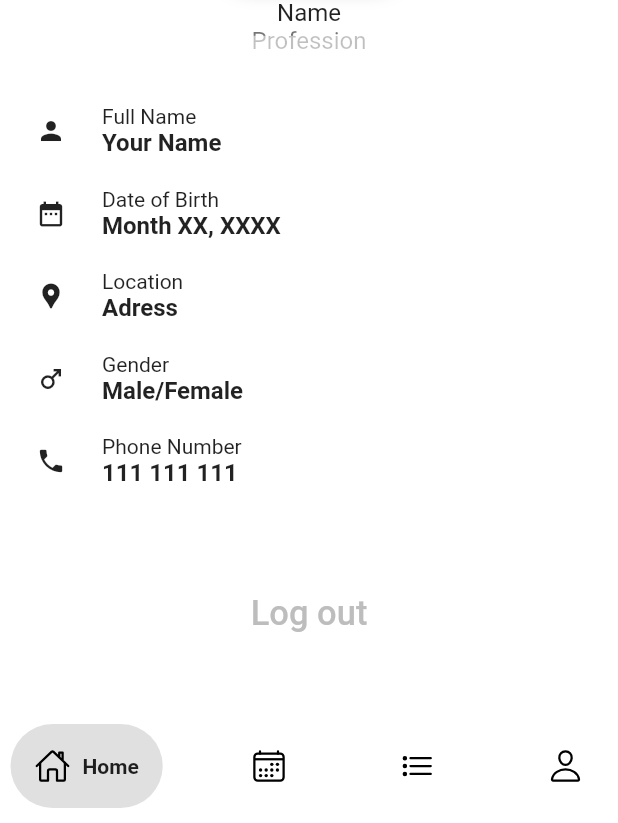
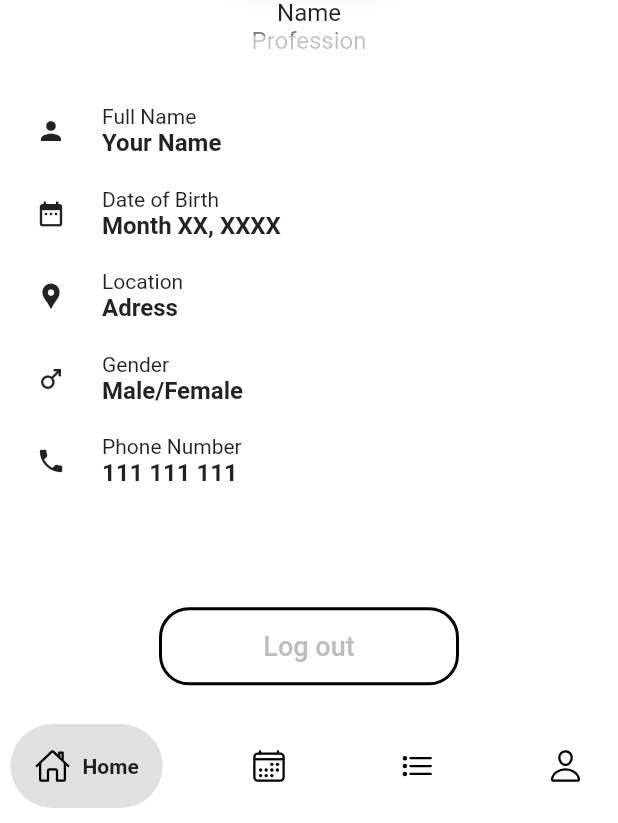
Before and after one commit to KaliopPraktyki/_projekt_praktyki_, a Flutter app: the screen it shows once a user with an empty profile is signed in, after a tap on "Log out", on a phone screen of 412 x 824 dp, the part 413-1236 px from its top. Run offline on Flutter 3.47's test engine with Material 2 defaults, Android fonts, the phone set to English and light mode, and no system bars; drawn by our look-alikes of google_nav_bar; our stand-ins replace firebase_auth, firebase_core, ionicons; accounts and stored records are empty; Roboto replaces fonts that are missing (Spoof-regular); project files that could hold a hidden picture were left out.

Commit message:
some changes

```diff
--- a/lib/screens/profilescreen.dart
+++ b/lib/screens/profilescreen.dart
@@ -115,14 +115,20 @@ class _ProfileScreenState extends State<ProfileScreen> {
                     listProfile(Icons.phone, "Phone Number", "111 111 111"),
 
                     SizedBox(width: 200,
-                      child: Padding(
+                      child:
+                      Padding(
                         padding: const EdgeInsets.only(
-                          top: 60,
+                          top: 80,
                         ),
-                        child: TextButton(onPressed: (){
-                          FirebaseAuth.instance.signOut();
-                        },
-                          child: Text('Log out', style: TextStyle(color: Colors.grey[400], fontSize: 23,),),
+                        child: Container(
+                          decoration: BoxDecoration(border: Border.all(width: 2),
+                            borderRadius: BorderRadius.circular(20),
+                          ),
+                          child: MaterialButton(onPressed: (){
+                            FirebaseAuth.instance.signOut();
+                          },
+                            child: Text('Log out', style: TextStyle(color: Colors.grey[400], fontSize: 18,),),
+                          ),
                         ),
                       ),
                     )
```
